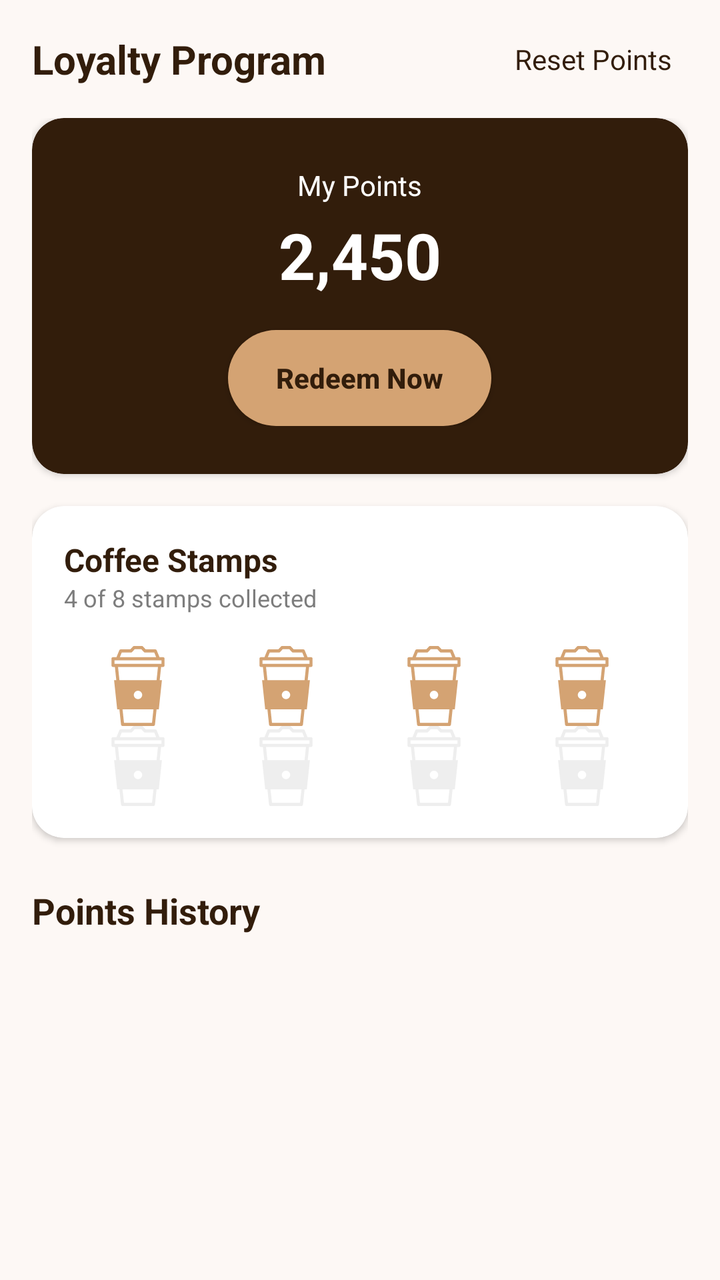
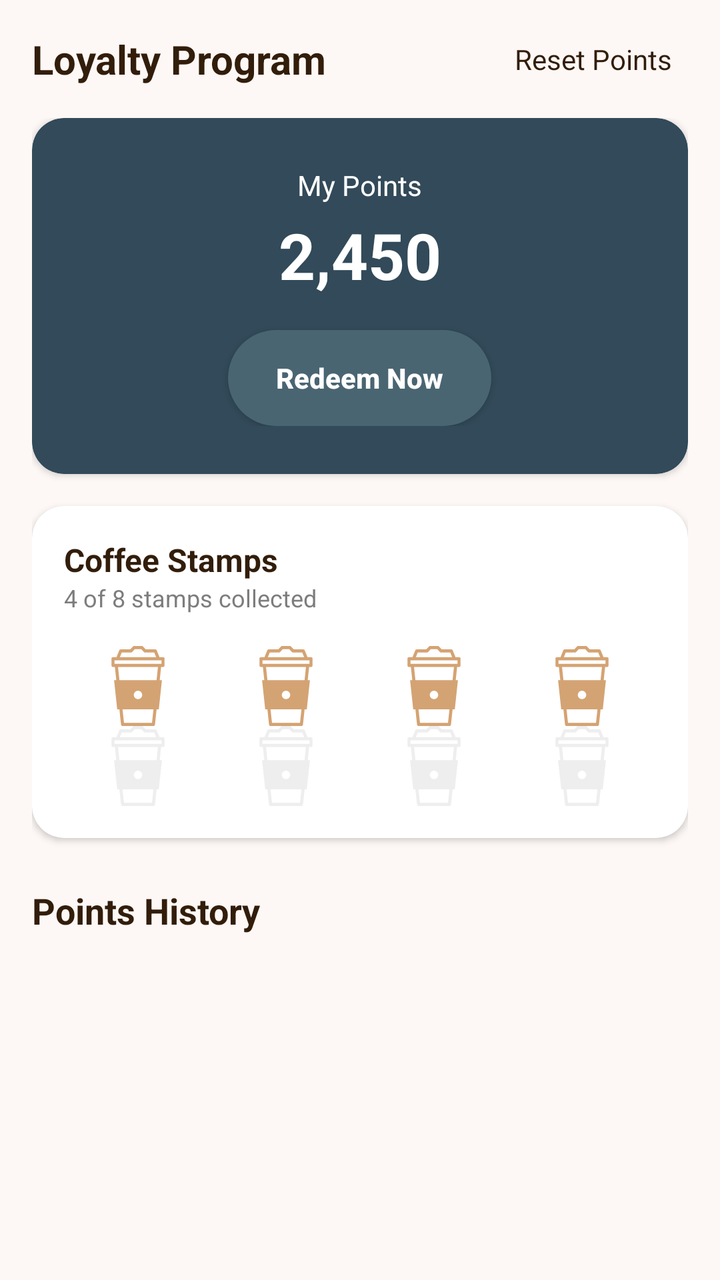

Compare the two renders of this Android layout. The source of the first and the diff that turns it into the second are given below.
<!-- AndroidManifest.xml: application theme Theme.CoffeApp -->
<!-- res/layout/fragment_rewards.xml -->
<?xml version="1.0" encoding="utf-8"?>
<androidx.constraintlayout.widget.ConstraintLayout xmlns:android="http://schemas.android.com/apk/res/android"
    xmlns:app="http://schemas.android.com/apk/res-auto"
    xmlns:tools="http://schemas.android.com/tools"
    android:layout_width="match_parent"
    android:layout_height="match_parent"
    android:background="@color/background">

    <TextView
        android:id="@+id/tvRewardsTitle"
        android:layout_width="wrap_content"
        android:layout_height="wrap_content"
        android:layout_margin="16dp"
        android:text="Loyalty Program"
        android:textColor="@color/text_primary"
        android:textSize="20sp"
        android:textStyle="bold"
        app:layout_constraintStart_toStartOf="parent"
        app:layout_constraintTop_toTopOf="parent" />

    <TextView
        android:id="@+id/btnResetPoints"
        android:layout_width="wrap_content"
        android:layout_height="wrap_content"
        android:layout_marginEnd="16dp"
        android:background="?attr/selectableItemBackground"
        android:clickable="true"
        android:focusable="true"
        android:padding="8dp"
        android:text="Reset Points"
        android:textColor="@color/primary"
        android:textSize="14sp"
        app:layout_constraintBottom_toBottomOf="@id/tvRewardsTitle"
        app:layout_constraintEnd_toEndOf="parent"
        app:layout_constraintTop_toTopOf="@id/tvRewardsTitle" />

    <ScrollView
        android:layout_width="match_parent"
        android:layout_height="0dp"
        app:layout_constraintBottom_toBottomOf="parent"
        app:layout_constraintTop_toBottomOf="@id/tvRewardsTitle">

        <LinearLayout
            android:layout_width="match_parent"
            android:layout_height="wrap_content"
            android:orientation="vertical"
            android:padding="16dp">

            
            <androidx.cardview.widget.CardView
                android:layout_width="match_parent"
                android:layout_height="wrap_content"
                app:cardBackgroundColor="@color/primary"
                app:cardCornerRadius="16dp">

                <LinearLayout
                    android:layout_width="match_parent"
                    android:layout_height="wrap_content"
                    android:gravity="center"
                    android:orientation="vertical"
                    android:padding="24dp">

                    <TextView
                        android:layout_width="wrap_content"
                        android:layout_height="wrap_content"
                        android:text="My Points"
                        android:textColor="@color/white"
                        android:textSize="14sp" />

                    <TextView
                        android:id="@+id/tvTotalPoints"
                        android:layout_width="wrap_content"
                        android:layout_height="wrap_content"
                        android:layout_marginTop="4dp"
                        android:text="2,450"
                        android:textColor="@color/white"
                        android:textSize="32sp"
                        android:textStyle="bold" />

                    <Button
                        android:id="@+id/btnRedeem"
                        android:layout_width="wrap_content"
                        android:layout_height="wrap_content"
                        android:layout_marginTop="16dp"
                        android:background="@drawable/btn_primary_rounded"
                        android:backgroundTint="@color/accent"
                        android:paddingHorizontal="24dp"
                        android:text="Redeem Now"
                        android:textAllCaps="false"
                        android:textColor="@color/primary"
                        android:textStyle="bold" />
                </LinearLayout>
            </androidx.cardview.widget.CardView>

            
            <androidx.cardview.widget.CardView
                android:layout_width="match_parent"
                android:layout_height="wrap_content"
                android:layout_marginTop="16dp"
                app:cardBackgroundColor="@color/card_bg"
                app:cardCornerRadius="16dp">

                <LinearLayout
                    android:layout_width="match_parent"
                    android:layout_height="wrap_content"
                    android:orientation="vertical"
                    android:padding="16dp">

                    <TextView
                        android:layout_width="wrap_content"
                        android:layout_height="wrap_content"
                        android:text="Coffee Stamps"
                        android:textColor="@color/text_primary"
                        android:textSize="16sp"
                        android:textStyle="bold" />

                    <TextView
                        android:id="@+id/tvStampsProgress"
                        android:layout_width="wrap_content"
                        android:layout_height="wrap_content"
                        android:text="4 of 8 stamps collected"
                        android:textColor="@color/text_secondary"
                        android:textSize="12sp" />

                    <GridLayout
                        android:layout_width="match_parent"
                        android:layout_height="wrap_content"
                        android:layout_marginTop="16dp"
                        android:columnCount="4"
                        android:rowCount="2">

                        
                        <ImageView android:layout_width="0dp" android:layout_height="40dp" android:layout_columnWeight="1" android:src="@drawable/ic_stamp_filled" app:tint="@color/accent" />
                        <ImageView android:layout_width="0dp" android:layout_height="40dp" android:layout_columnWeight="1" android:src="@drawable/ic_stamp_filled" app:tint="@color/accent" />
                        <ImageView android:layout_width="0dp" android:layout_height="40dp" android:layout_columnWeight="1" android:src="@drawable/ic_stamp_filled" app:tint="@color/accent" />
                        <ImageView android:layout_width="0dp" android:layout_height="40dp" android:layout_columnWeight="1" android:src="@drawable/ic_stamp_filled" app:tint="@color/accent" />
                        <ImageView android:layout_width="0dp" android:layout_height="40dp" android:layout_columnWeight="1" android:src="@drawable/ic_stamp_empty" app:tint="@color/divider" />
                        <ImageView android:layout_width="0dp" android:layout_height="40dp" android:layout_columnWeight="1" android:src="@drawable/ic_stamp_empty" app:tint="@color/divider" />
                        <ImageView android:layout_width="0dp" android:layout_height="40dp" android:layout_columnWeight="1" android:src="@drawable/ic_stamp_empty" app:tint="@color/divider" />
                        <ImageView android:layout_width="0dp" android:layout_height="40dp" android:layout_columnWeight="1" android:src="@drawable/ic_stamp_empty" app:tint="@color/divider" />

                    </GridLayout>
                </LinearLayout>
            </androidx.cardview.widget.CardView>

            <TextView
                android:layout_width="wrap_content"
                android:layout_height="wrap_content"
                android:layout_marginTop="24dp"
                android:text="Points History"
                android:textColor="@color/text_primary"
                android:textSize="18sp"
                android:textStyle="bold" />

            <androidx.recyclerview.widget.RecyclerView
                android:id="@+id/rvPointsHistory"
                android:layout_width="match_parent"
                android:layout_height="wrap_content"
                android:layout_marginTop="8dp"
                tools:listitem="@layout/item_reward_history" />

        </LinearLayout>
    </ScrollView>

</androidx.constraintlayout.widget.ConstraintLayout>
<!-- res/layout/item_reward_history.xml (included above) -->
<?xml version="1.0" encoding="utf-8"?>
<androidx.cardview.widget.CardView xmlns:android="http://schemas.android.com/apk/res/android"
    xmlns:app="http://schemas.android.com/apk/res-auto"
    android:layout_width="match_parent"
    android:layout_height="wrap_content"
    android:layout_marginVertical="4dp"
    app:cardBackgroundColor="@color/card_bg"
    app:cardCornerRadius="12dp"
    app:cardElevation="2dp">

    <LinearLayout
        android:layout_width="match_parent"
        android:layout_height="wrap_content"
        android:gravity="center_vertical"
        android:orientation="horizontal"
        android:padding="16dp">

        <LinearLayout
            android:layout_width="0dp"
            android:layout_height="wrap_content"
            android:layout_weight="1"
            android:orientation="vertical">

            <TextView
                android:id="@+id/tvPointSource"
                android:layout_width="wrap_content"
                android:layout_height="wrap_content"
                android:text="Purchase"
                android:textColor="@color/text_primary"
                android:textSize="16sp"
                android:textStyle="bold" />

            <TextView
                android:id="@+id/tvPointDate"
                android:layout_width="wrap_content"
                android:layout_height="wrap_content"
                android:layout_marginTop="2dp"
                android:text="23 Jul | 08:30 PM"
                android:textColor="@color/text_secondary"
                android:textSize="12sp" />
        </LinearLayout>

        <TextView
            android:id="@+id/tvPointAmount"
            android:layout_width="wrap_content"
            android:layout_height="wrap_content"
            android:text="+250"
            android:textColor="@color/accent"
            android:textSize="18sp"
            android:textStyle="bold" />

    </LinearLayout>
</androidx.cardview.widget.CardView>
<!-- resources referenced by this layout -->
<resources>
  <color name="accent">#D4A373</color>
  <color name="background">#FDF8F5</color>
  <color name="card_bg">#FFFFFF</color>
  <color name="divider">#EEEEEE</color>
  <color name="primary">#321D0B</color>
  <color name="text_primary">#321D0B</color>
  <color name="text_secondary">#7D7D7D</color>
  <color name="white">#FFFFFFFF</color>
  <!-- drawable btn_primary_rounded (drawable) -->
  <?xml version="1.0" encoding="utf-8"?>
  <shape xmlns:android="http://schemas.android.com/apk/res/android">
      <solid android:color="@color/primary" />
      <corners android:radius="24dp" />
  </shape>
  <!-- drawable ic_stamp_empty: vector/xml drawable (drawable, 2204 chars, omitted) -->
  <!-- drawable ic_stamp_filled: vector/xml drawable (drawable, 2204 chars, omitted) -->
  <style name="Theme.CoffeApp" parent="Base.Theme.CoffeApp" />
  <style name="Base.Theme.CoffeApp" parent="Theme.Material3.DayNight.NoActionBar">
          
          
      </style>
</resources>

<!-- the commit's change to res/layout/fragment_rewards.xml (unified diff, before → after) -->
@@ -50,7 +50,7 @@
             <androidx.cardview.widget.CardView
                 android:layout_width="match_parent"
                 android:layout_height="wrap_content"
-                app:cardBackgroundColor="@color/primary"
+                app:cardBackgroundColor= "#324A59"
                 app:cardCornerRadius="16dp">
 
                 <LinearLayout
@@ -83,11 +83,11 @@
                         android:layout_height="wrap_content"
                         android:layout_marginTop="16dp"
                         android:background="@drawable/btn_primary_rounded"
-                        android:backgroundTint="@color/accent"
+                        android:backgroundTint= "#4A6572"
                         android:paddingHorizontal="24dp"
                         android:text="Redeem Now"
                         android:textAllCaps="false"
-                        android:textColor="@color/primary"
+                        android:textColor="@color/white"
                         android:textStyle="bold" />
                 </LinearLayout>
             </androidx.cardview.widget.CardView>
